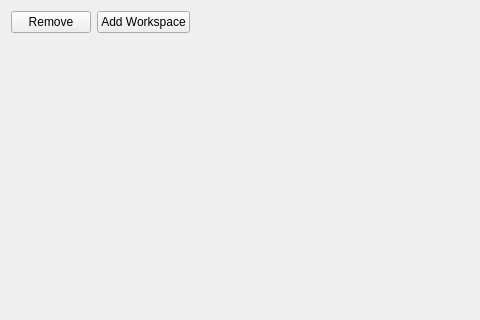
This is qt/widgets/common/inc/MantidQtWidgets/Common/FitScriptGenerator.ui in mantidproject/mantid as Qt 5 draws it before an edit; both pictures show x 0 to 480 and y 0 to 320 of the 972 by 577 pixel window. The edited form follows.
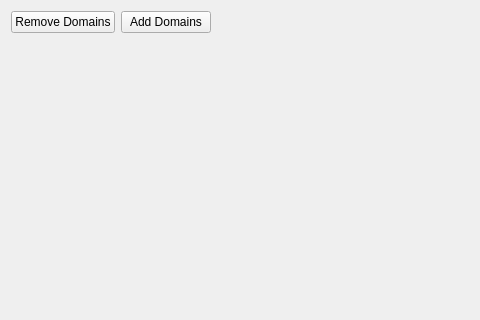
This is the edited form.

Commit message: Refs #29911. Rename the remove and add buttons.

Diff of the .ui file:
```diff
--- a/qt/widgets/common/inc/MantidQtWidgets/Common/FitScriptGenerator.ui
+++ b/qt/widgets/common/inc/MantidQtWidgets/Common/FitScriptGenerator.ui
@@ -71,16 +71,28 @@
            </spacer>
           </item>
           <item row="0" column="1">
-           <widget class="QPushButton" name="pbAddWorkspace">
+           <widget class="QPushButton" name="pbAddDomain">
+            <property name="minimumSize">
+             <size>
+              <width>90</width>
+              <height>0</height>
+             </size>
+            </property>
             <property name="text">
-             <string>Add Workspace</string>
+             <string>Add Domains</string>
             </property>
            </widget>
           </item>
           <item row="0" column="0">
-           <widget class="QPushButton" name="pbRemove">
+           <widget class="QPushButton" name="pbRemoveDomain">
+            <property name="minimumSize">
+             <size>
+              <width>90</width>
+              <height>0</height>
+             </size>
+            </property>
             <property name="text">
-             <string>Remove</string>
+             <string>Remove Domains</string>
             </property>
            </widget>
           </item>
```
The commit also changes 5 other files.
